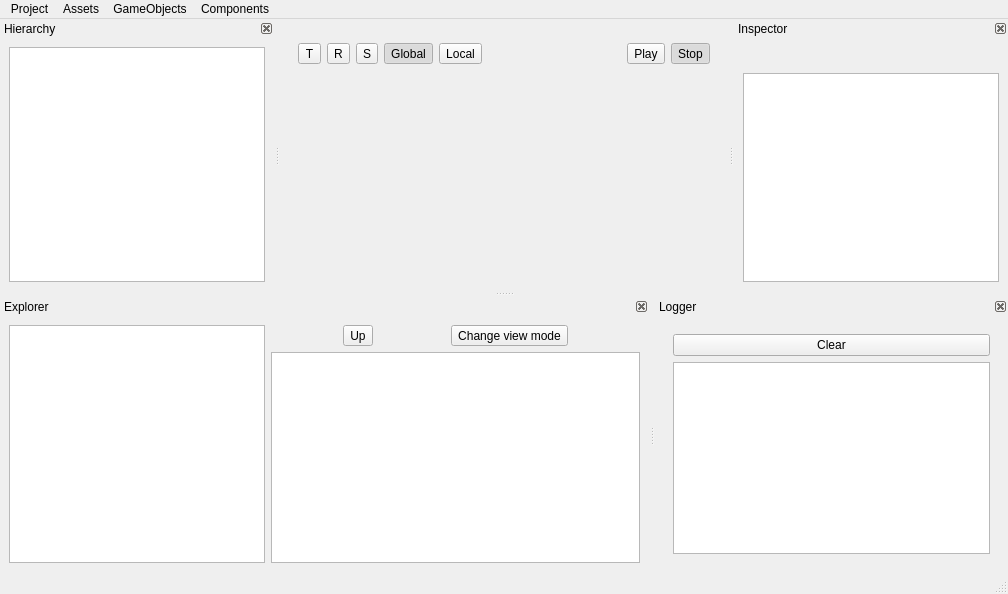
The window that Assets/Engine/WindowMain.ui (Bang3DEngine/OldBang) describes before a commit, drawn with Qt 5.
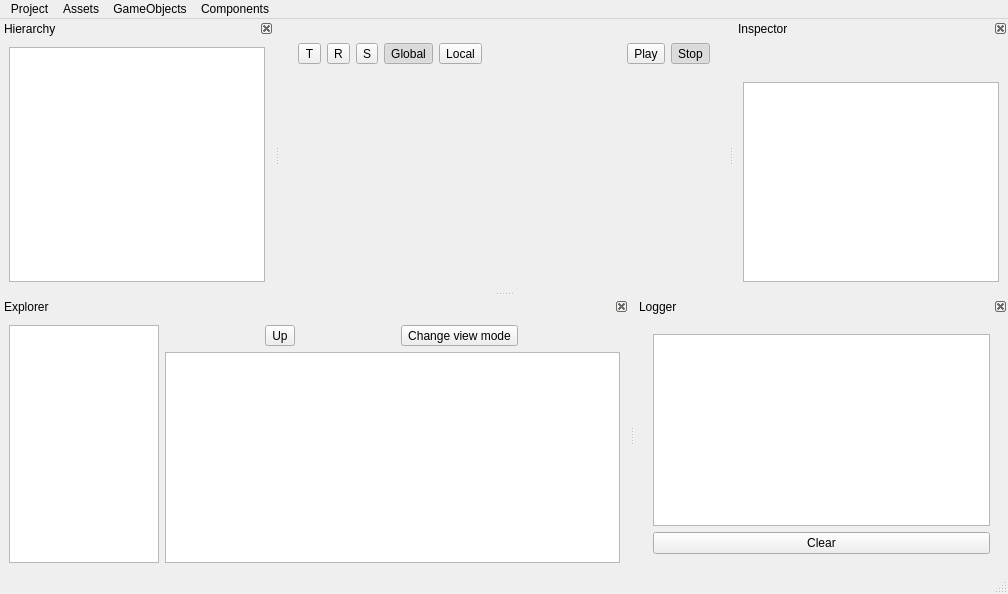
The same window after the commit. Custom widgets are drawn as their Qt base class.

Patch:
```diff
--- a/Assets/Engine/WindowMain.ui
+++ b/Assets/Engine/WindowMain.ui
@@ -376,8 +376,12 @@
            <verstretch>0</verstretch>
           </sizepolicy>
          </property>
-         <property name="text">
-          <string/>
+         <property name="font">
+          <font>
+           <pointsize>15</pointsize>
+           <weight>75</weight>
+           <bold>true</bold>
+          </font>
          </property>
         </widget>
        </item>
@@ -451,6 +455,12 @@
       <layout class="QHBoxLayout" name="horizontalLayout_3" stretch="0,5">
        <item>
         <widget class="ExplorerDirTree" name="widgetTreeExplorerDirTree">
+         <property name="maximumSize">
+          <size>
+           <width>150</width>
+           <height>16777215</height>
+          </size>
+         </property>
          <property name="autoScroll">
           <bool>false</bool>
          </property>
@@ -556,13 +566,6 @@
      <item>
       <widget class="LoggerWidget" name="widgetLogger" native="true">
        <layout class="QVBoxLayout" name="verticalLayout_6">
-        <item>
-         <widget class="QPushButton" name="buttonLoggerClear">
-          <property name="text">
-           <string>Clear</string>
-          </property>
-         </widget>
-        </item>
         <item>
          <widget class="ListLogger" name="listLogger">
           <property name="editTriggers">
@@ -579,6 +582,13 @@
           </property>
          </widget>
         </item>
+        <item>
+         <widget class="QPushButton" name="buttonLoggerClear">
+          <property name="text">
+           <string>Clear</string>
+          </property>
+         </widget>
+        </item>
        </layout>
       </widget>
      </item>
```
Left out of the diff: 18 changed lines with no effect on the pictures.
